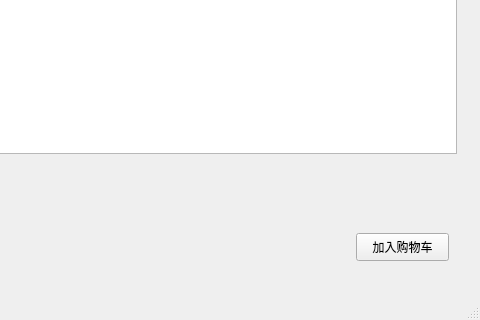
Above: cmpp.ui from late0001/price_relations before the change; both pictures show x 524 to 1004 and y 467 to 787 of the 1004 by 787 pixel window. Below: the same form after it.
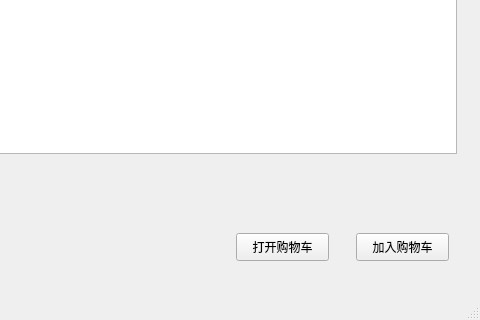
That is the form after the change.

Commit message: Add shopping cart function

```diff
--- a/cmpp.ui
+++ b/cmpp.ui
@@ -173,6 +173,19 @@
     </property>
     <layout class="QHBoxLayout" name="horizontalLayout"/>
    </widget>
+   <widget class="QPushButton" name="cartBtn">
+    <property name="geometry">
+     <rect>
+      <x>760</x>
+      <y>700</y>
+      <width>93</width>
+      <height>28</height>
+     </rect>
+    </property>
+    <property name="text">
+     <string>打开购物车</string>
+    </property>
+   </widget>
   </widget>
   <widget class="QMenuBar" name="menubar">
    <property name="geometry">
```
The commit also changes 9 other files.
